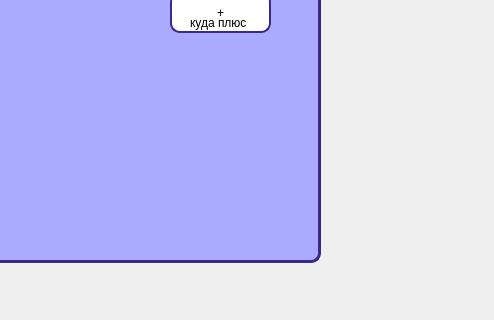
This is Users_Interfaces/tables_widget.ui in FREDY129053/Tasks-Table as Qt 5 draws it before an edit; both pictures show x 230 to 724 and y 118 to 438 of the 724 by 438 pixel window. The edited form follows.
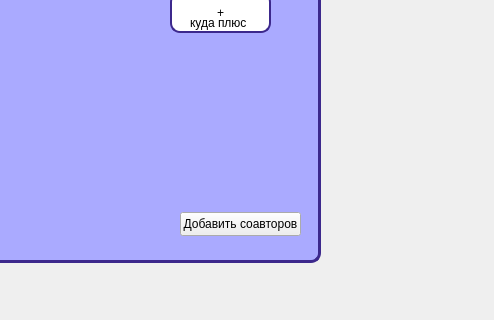
This is the edited form.

Commit message: добавление соавторов из окна доски

Patch:
```diff
--- a/Users_Interfaces/tables_widget.ui
+++ b/Users_Interfaces/tables_widget.ui
@@ -359,6 +359,19 @@
     <set>Qt::AlignCenter</set>
    </property>
   </widget>
+  <widget class="QPushButton" name="add_coauthors_button">
+   <property name="geometry">
+    <rect>
+     <x>410</x>
+     <y>330</y>
+     <width>121</width>
+     <height>24</height>
+    </rect>
+   </property>
+   <property name="text">
+    <string>Добавить соавторов</string>
+   </property>
+  </widget>
   <zorder>lineEdit_3</zorder>
   <zorder>tableWidget</zorder>
   <zorder>lineEdit_2</zorder>
@@ -370,6 +383,7 @@
   <zorder>pushButton_2</zorder>
   <zorder>label_4</zorder>
   <zorder>label_5</zorder>
+  <zorder>add_coauthors_button</zorder>
  </widget>
  <resources/>
  <connections/>
```
The commit also changes 3 other files.
